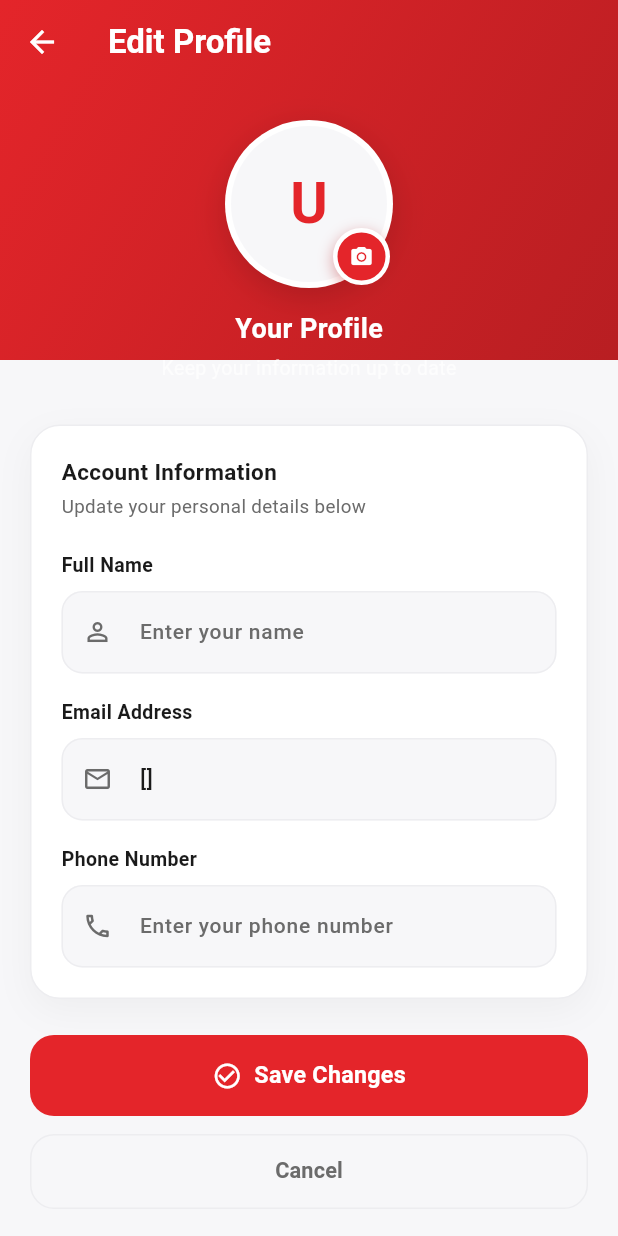
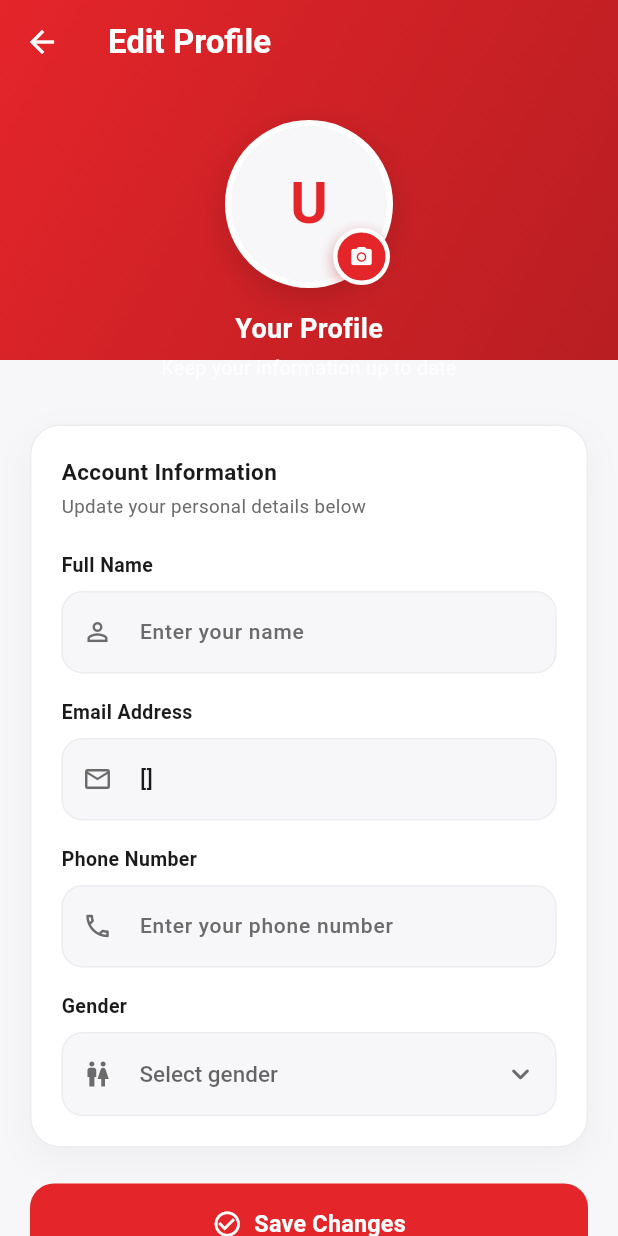
Before and after one commit to gunasekaran-code/Ecom-flutter-frontend, a Flutter app: the ProfilePage screen opened directly with empty values, after a tap on "Edit Profile", on a phone screen of 412 x 824 dp. Run offline on Flutter 3.47's test engine with Material 3 defaults, Android fonts, the phone set to English and light mode, and no system bars; our stand-ins replace app_links, cached_network_image, curved_navigation_bar, flutter_svg, google_sign_in, image_picker and 1 more; missing offline and left inert: cached_network_image_platform_interface, dart:html, razorpay_flutter; accounts and stored records are empty; network calls fail; Roboto replaces fonts that are missing (SFPro).

Commit message:
Updated: Profile page connect backend

```diff
--- a/lib/profile/presentation/pages/edit_profile_page.dart
+++ b/lib/profile/presentation/pages/edit_profile_page.dart
@@ -25,14 +25,21 @@ class _EditProfilePageState extends State<EditProfilePage> {
   Uint8List? _selectedImageBytes;
   bool _isLoading = false;
 
-  String get _currentImageUrl =>
-      (_profileData['image_url'] ?? _profileData['photoUrl'])?.toString() ?? '';
+  String get _currentImageUrl {
+  final raw = (_profileData['profile_image'] ?? '').toString();
+  if (raw.isEmpty) return '';
+  if (raw.startsWith('http')) return raw;
+  return 'http://192.168.1.10:8000/$raw'; // or your ApiService.baseUrl constant
+}
 
   String get _initial {
     final name = _profileData['full_name'] ?? _profileData['name'] ?? '';
     final trimmed = name.toString().trim();
     return trimmed.isNotEmpty ? trimmed[0].toUpperCase() : 'U';
   }
+
+  String? _selectedGender;
+  static const List<String> _genderOptions = ['Male', 'Female', 'Other'];
 
   @override
   void initState() {
@@ -47,6 +54,10 @@ class _EditProfilePageState extends State<EditProfilePage> {
     _phoneController = TextEditingController(
       text: _profileData['phone']?.toString() ?? '',
     );
+    _selectedGender = _profileData['gender']?.toString(); // ← add this
+    if (_selectedGender != null && _selectedGender!.isEmpty) {
+      _selectedGender = null;
+    }
     _loadUserData();
   }
 
@@ -63,6 +74,10 @@ class _EditProfilePageState extends State<EditProfilePage> {
         _fullNameController.text = updatedUser['full_name']?.toString() ?? '';
         _emailController.text = updatedUser['email']?.toString() ?? '';
         _phoneController.text = updatedUser['phone']?.toString() ?? '';
+        _selectedGender = updatedUser['gender']?.toString();
+        if (_selectedGender != null && _selectedGender!.isEmpty) {
+          _selectedGender = null;
+        }
       });
     }
   }
@@ -241,9 +256,10 @@ class _EditProfilePageState extends State<EditProfilePage> {
 
     final result = await ApiService.updateUser(
       id: widget.userData['id'],
-      fullName: fullName,
+      name: fullName,
       email: email,
       phone: phone.isNotEmpty ? phone : null,
+      gender: _selectedGender,
       imageFile: _selectedImageFile,
     );
 
@@ -386,6 +402,8 @@ class _EditProfilePageState extends State<EditProfilePage> {
                           icon: Icons.phone_outlined,
                           keyboardType: TextInputType.phone,
                         ),
+                        const SizedBox(height: 16),
+                        _buildGenderDropdown(), // ← add this
                       ],
                     ),
                   ),
@@ -468,6 +486,67 @@ class _EditProfilePageState extends State<EditProfilePage> {
           ),
         ],
       ),
+    );
+  }
+
+  Widget _buildGenderDropdown() {
+    return Column(
+      crossAxisAlignment: CrossAxisAlignment.start,
+      children: [
+        const Text(
+          'Gender',
+          style: TextStyle(
+            color: kTextDark,
+            fontSize: 13,
+            fontWeight: FontWeight.w600,
+          ),
+        ),
+        const SizedBox(height: 8),
+        DropdownButtonFormField<String>(
+          value: _selectedGender,
+          icon: const Icon(
+            Icons.keyboard_arrow_down_rounded,
+            color: kTextMuted,
+          ),
+          style: const TextStyle(
+            color: kTextDark,
+            fontSize: 15,
+            fontWeight: FontWeight.w500,
+          ),
+          dropdownColor: Colors.white,
+          decoration: InputDecoration(
+            hintText: 'Select gender',
+            hintStyle: const TextStyle(color: kTextMuted, fontSize: 14),
+            prefixIcon: const Icon(
+              Icons.wc_outlined,
+              color: kTextMuted,
+              size: 20,
+            ),
+            filled: true,
+            fillColor: kSurface,
+            contentPadding: const EdgeInsets.symmetric(
+              horizontal: 14,
+              vertical: 16,
+            ),
+            border: OutlineInputBorder(
+              borderRadius: BorderRadius.circular(14),
+              borderSide: const BorderSide(color: kCardBorder),
+            ),
+            enabledBorder: OutlineInputBorder(
+              borderRadius: BorderRadius.circular(14),
+              borderSide: const BorderSide(color: kCardBorder),
+            ),
+            focusedBorder: OutlineInputBorder(
+              borderRadius: BorderRadius.circular(14),
+              borderSide: const BorderSide(color: kBrandRed, width: 1.5),
+            ),
+          ),
+          items: _genderOptions
+              .map((g) => DropdownMenuItem(value: g, child: Text(g)))
+              .toList(),
+          onChanged: (value) => setState(() => _selectedGender = value),
+        ),
+      ],
     );
   }
 
--- a/lib/profile/presentation/pages/profile_page.dart
+++ b/lib/profile/presentation/pages/profile_page.dart
@@ -7,6 +7,8 @@ import 'package:wss_sports/services/wishlist_service.dart';
 import 'package:wss_sports/profile/presentation/pages/edit_profile_page.dart';
 import 'package:wss_sports/settings/presentation/pages/language_page.dart';
 import 'package:wss_sports/shared/widgets/shared_ui.dart';
+import 'package:cached_network_image/cached_network_image.dart';
+import 'package:cached_network_image_platform_interface/cached_network_image_platform_interface.dart';
 
 class ProfilePage extends StatefulWidget {
   final Map<String, dynamic> userData;
@@ -29,9 +31,13 @@ class _ProfilePageState extends State<ProfilePage> {
       (_userData['full_name'] ?? _userData['name'] ?? 'User').toString();
   String get _email => (_userData['email'] ?? 'No email').toString();
   String get _phone => (_userData['phone'] ?? '+1 000 000 0000').toString();
+  String? get _gender => _userData['gender']?.toString();
   String get _languageLabel => _languageController.current.profileLabel;
   String? get _imageUrl =>
-      (_userData['image_url'] ?? _userData['photoUrl'])?.toString();
+      (_userData['profile_image'] ??
+              _userData['avatar'] ??
+              _userData['image_url'])
+          ?.toString();
   String get _initial =>
       _fullName.trim().isNotEmpty ? _fullName.trim()[0].toUpperCase() : 'U';
 
@@ -56,6 +62,7 @@ class _ProfilePageState extends State<ProfilePage> {
         _userData = updatedUser;
       });
     }
+    debugPrint('📦 ${runtimeType} userData: $_userData'); // ProfilePage
   }
 
   @override
@@ -209,19 +216,37 @@ class _ProfilePageState extends State<ProfilePage> {
                 child: CircleAvatar(
                   radius: 48,
                   backgroundColor: Colors.white,
-                  backgroundImage: _imageUrl != null && _imageUrl!.isNotEmpty
-                      ? NetworkImage(_imageUrl!)
-                      : null,
-                  child: _imageUrl == null || _imageUrl!.isEmpty
-                      ? Text(
+                  child: ClipOval(
+                    child: _imageUrl != null && _imageUrl!.isNotEmpty
+                        ? CachedNetworkImage(
+                            imageUrl: _imageUrl!,
+                            width: 96,
+                            height: 96,
+                            fit: BoxFit.cover,
+                            imageRenderMethodForWeb:
+                                ImageRenderMethodForWeb.HtmlImage,
+                            placeholder: (context, url) =>
+                                const CircularProgressIndicator(strokeWidth: 2),
+                            errorWidget: (context, url, error) => Text(
                               _initial,
                               style: const TextStyle(
                                 fontSize: 36,
                                 color: kBrandRed,
                                 fontWeight: FontWeight.bold,
                               ),
+                            ),
                           )
-                      : null,
+                        : Center(
+                            child: Text(
+                              _initial,
+                              style: const TextStyle(
+                                fontSize: 36,
+                                color: kBrandRed,
+                                fontWeight: FontWeight.bold,
+                              ),
+                            ),
+                          ),
+                  ),
                 ),
               ),
               const SizedBox(height: 14),
@@ -249,6 +274,7 @@ class _ProfilePageState extends State<ProfilePage> {
                   ),
                 ],
               ),
+
               if (_phone.isNotEmpty) ...[
                 const SizedBox(height: 6),
                 Row(
@@ -262,6 +288,27 @@ class _ProfilePageState extends State<ProfilePage> {
                     const SizedBox(width: 6),
                     Text(
                       _phone,
+                      style: const TextStyle(
+                        color: Colors.white70,
+                        fontSize: 14,
+                      ),
+                    ),
+                  ],
+                ),
+              ],
+              if (_gender != null && _gender!.isNotEmpty) ...[
+                const SizedBox(height: 6),
+                Row(
+                  mainAxisAlignment: MainAxisAlignment.center,
+                  children: [
+                    const Icon(
+                      Icons.wc_outlined,
+                      color: Colors.white70,
+                      size: 16,
+                    ),
+                    const SizedBox(width: 6),
+                    Text(
+                      _gender!,
                       style: const TextStyle(
                         color: Colors.white70,
                         fontSize: 14,
--- a/lib/services/api_service.dart
+++ b/lib/services/api_service.dart
@@ -394,98 +394,110 @@ class ApiService {
     }
   }
 
-  static Future<Map<String, dynamic>?> getUser({required int id}) async {
+  static Map<String, dynamic> _normalizeUser(Map<String, dynamic> user) {
+  return {
+    ...user,
+    'id': user['id'],
+    'full_name': user['name']?.toString() ?? user['full_name']?.toString(),
+    'email': user['email']?.toString(),
+    'phone': user['phone_number']?.toString() ?? user['phone']?.toString(),
+    'gender': user['gender']?.toString(),
+    'image_url': _absoluteAssetUrl(
+      user['profile_image']?.toString() ?? user['image_url']?.toString(),
+    ),
+  };
+}
+
+ static Future<Map<String, dynamic>?> getUser({int? id}) async {
   try {
-      _log('Fetching user ID: $id');
-      final response = await _getJson('/user', authenticated: true);
-      _log('Get user: ${response.statusCode}');
+    _log('Fetching profile');
+    final response = await _getJson('/user/profile', authenticated: true);
+    _log('Get profile: ${response.statusCode} — ${response.body}');
     if (response.statusCode == 200) {
-        final data = jsonDecode(response.body);
-        return data is Map<String, dynamic> ? data : null;
+      final decoded = _decodeBody(response);
+      final user = decoded is Map<String, dynamic> ? decoded['user'] : null;
+      if (user is Map<String, dynamic>) {
+        return _normalizeUser(Map<String, dynamic>.from(user));
       }
-      _logError('Get user failed: ${response.statusCode} ${response.body}');
+    }
+    _logError('Get profile failed: ${response.statusCode} ${response.body}');
     return null;
   } catch (e) {
-      _logError('Error fetching user: $e');
+    _logError('Error fetching profile: $e');
     return null;
   }
 }
-
   static Future<Map<String, dynamic>> updateUser({
-    required int id,
-    String? fullName,
+    int? id,
+    String? name,
     String? email,
     String? phone,
+    String? gender,
     XFile? imageFile,
   }) async {
     try {
-      _log('Updating user ID: $id');
+      _log('Updating profile');
       final request = http.MultipartRequest(
-        'PATCH',
-        Uri.parse('$baseUrl/user/partial'),
+        'POST', // Laravel route is Route::post('profile/update', ...)
+        Uri.parse('$baseUrl/user/profile/update'),
       );
-      if (fullName != null) request.fields['full_name'] = fullName;
+
+      final headers = await _authHeaders();
+      headers.remove(
+        'Content-Type',
+      ); // let MultipartRequest set its own boundary
+      request.headers.addAll(headers);
+
+      if (name != null) request.fields['name'] = name;
       if (email != null) request.fields['email'] = email;
-      if (phone != null) request.fields['phone'] = phone;
+      if (phone != null) request.fields['phone_number'] = phone;
+      if (gender != null && gender.isNotEmpty)
+        request.fields['gender'] = gender;
+
       if (imageFile != null) {
         final bytes = await imageFile.readAsBytes();
         request.files.add(
           http.MultipartFile.fromBytes(
-            'image',
+            'profile_image', // must match Laravel's validated field name
             bytes,
             filename: imageFile.name,
           ),
         );
       }
+
       final response = await request.send();
-      final responseData = await response.stream.bytesToString();
-      _log('Update user: ${response.statusCode}');
+      final responseBody = await response.stream.bytesToString();
+      _log('Update profile: ${response.statusCode}');
+
       if (response.statusCode == 200) {
-        return {'success': true, 'data': jsonDecode(responseData)};
+        final decoded = jsonDecode(responseBody);
+        final user = decoded is Map<String, dynamic> ? decoded['user'] : null;
+        if (user is Map<String, dynamic>) {
+          return {
+            'success': true,
+            'data': _normalizeUser(Map<String, dynamic>.from(user)),
+          };
         }
+        return {'success': false, 'error': 'Unexpected response format'};
+      }
+
+      try {
+        final decoded = jsonDecode(responseBody);
         return {
           'success': false,
-        'error': 'HTTP ${response.statusCode}: $responseData',
+          'error': _errorMessage(decoded, 'HTTP ${response.statusCode}'),
         };
+      } catch (_) {
+        return {
+          'success': false,
+          'error': 'HTTP ${response.statusCode}: $responseBody',
+        };
+      }
     } catch (e) {
-      _logError('Error updating user: $e');
+      _logError('Error updating profile: $e');
       return {'success': false, 'error': 'Network error: $e'};
     }
   }
-
-  // ─────────────────────────────────────────────
-  //  PRODUCT APIs
-  // ─────────────────────────────────────────────
-
-  /// Fetch all products, optionally filtered by [category].
-  // static Future<List<Map<String, dynamic>>> getProducts({
-  //   String? category,
-  // }) async {
-  //   try {
-  //     final response = await _getJson(
-  //       '/user/products/',
-  //       queryParams: (category != null && category.isNotEmpty)
-  //           ? {'category': category}
-  //           : null,
-  //     );
-  //     _log('Products: ${response.statusCode}');
-  //     if (response.statusCode == 200) {
-  //       final decoded = jsonDecode(response.body);
-  //       final data = decoded is List
-  //           ? decoded
-  //           : decoded is Map<String, dynamic> && decoded['results'] is List
-  //           ? decoded['results'] as List
-  //           : const <dynamic>[];
-  //       _log('Retrieved ${data.length} products');
-  //       return data.whereType<Map<String, dynamic>>().toList();
-  //     }
-  //     _logError('Failed to fetch products: ${response.statusCode}');
-  //     return [];
-  //   } catch (e) {
-  //     _logError('Error fetching products: $e');
-  //     return [];
-  //   }
-  // }
 
   static String? _colorNameToHex(String label) {
     final key = label.trim().toLowerCase();
@@ -819,6 +831,10 @@ class ApiService {
     }
   }
 
+  // ─────────────────────────────────────────────
+  //  Orders APIs
+  // ─────────────────────────────────────────────
+
   static Future<int> getCartCount(int userId) async {
     final cart = await getCart(userId);
     return cart.fold<int>(0, (sum, item) => sum + (item['quantity'] as int));
@@ -1142,7 +1158,7 @@ class ApiService {
   static Future<Map<String, dynamic>> getUserAddresses(int userId) async {
     try {
       final response = await _getJson(
-        '/addresses/',
+        'user/addresses/',
         queryParams: {'user_id': userId.toString()},
       );
       if (response.statusCode == 200) {
--- a/pubspec.yaml
+++ b/pubspec.yaml
@@ -43,6 +43,7 @@ dependencies:
   curved_navigation_bar: ^1.0.6
   app_links: ^6.3.2
   razorpay_flutter: ^1.3.7
+  cached_network_image: ^3.4.1
 
 
 
```
Also changed, not shown: lib/shop/presentation/pages/home_page.dart (+4 -4 lines), lib/shop/presentation/pages/product_detail_page.dart (+31 -4 lines), pubspec.lock, 1 other file. Lines whose indentation alone changed are shown as unchanged.
